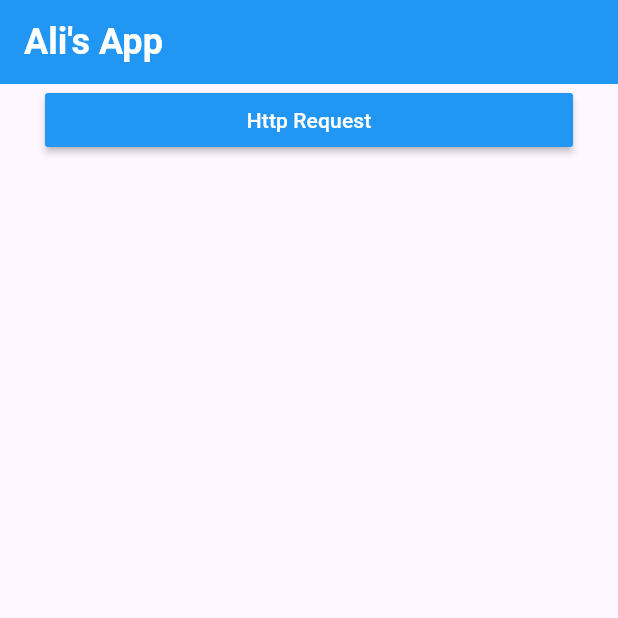
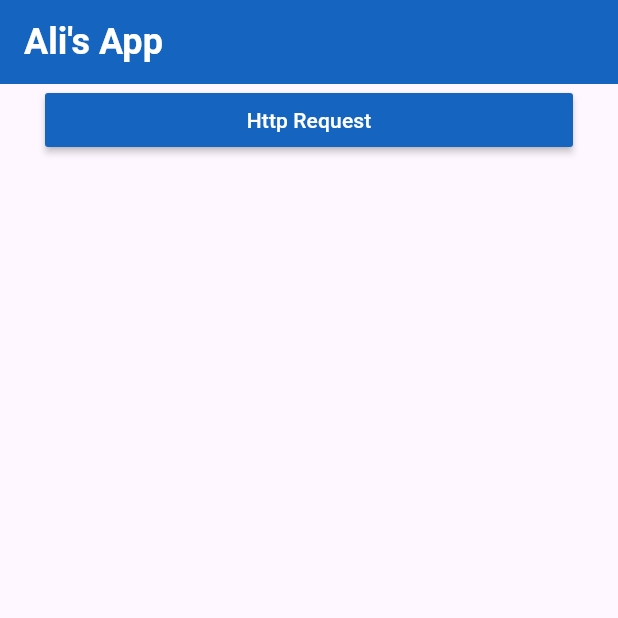
Before and after one commit to alimhassaan/flutter_projects, a Flutter app: the screen it shows after launch, after a tap on "Http Request", on a phone screen of 412 x 824 dp, the top half of it. Run offline on Flutter 3.47's test engine with Material 3 defaults, Android fonts, the phone set to English and light mode, and no system bars.

Commit message:
change app bar color

```diff
--- a/lib/homepage.dart
+++ b/lib/homepage.dart
@@ -15,7 +15,7 @@ class _HomepageState extends State<Homepage> {
     return MaterialApp(
       home: Scaffold(
         appBar: AppBar(
-          backgroundColor: Colors.blue,
+          backgroundColor: Colors.blue[800],
           title: Text(
             "Ali's App ",
             style: TextStyle(
@@ -31,14 +31,12 @@ class _HomepageState extends State<Homepage> {
             Container(
               margin: EdgeInsets.symmetric(horizontal: 30),
               child: MaterialButton(
-                color: Colors.blue,
+                color: Colors.blue[800],
                 textColor: Colors.white,
                 onPressed: () async {
-                  var response =  await get(
-                    Uri.parse("https://jsonplaceholder.typicode.com/posts"),
-                  );
-                  var responseBody = jsonDecode(response.body);
-                  print(responseBody);
+                  // var response =  await get(
+                  //   Uri.parse("https://jsonplaceholder.typicode.com/posts"),
+                  // );
                 },
                 child: Text("Http Request"),
               ),
```
